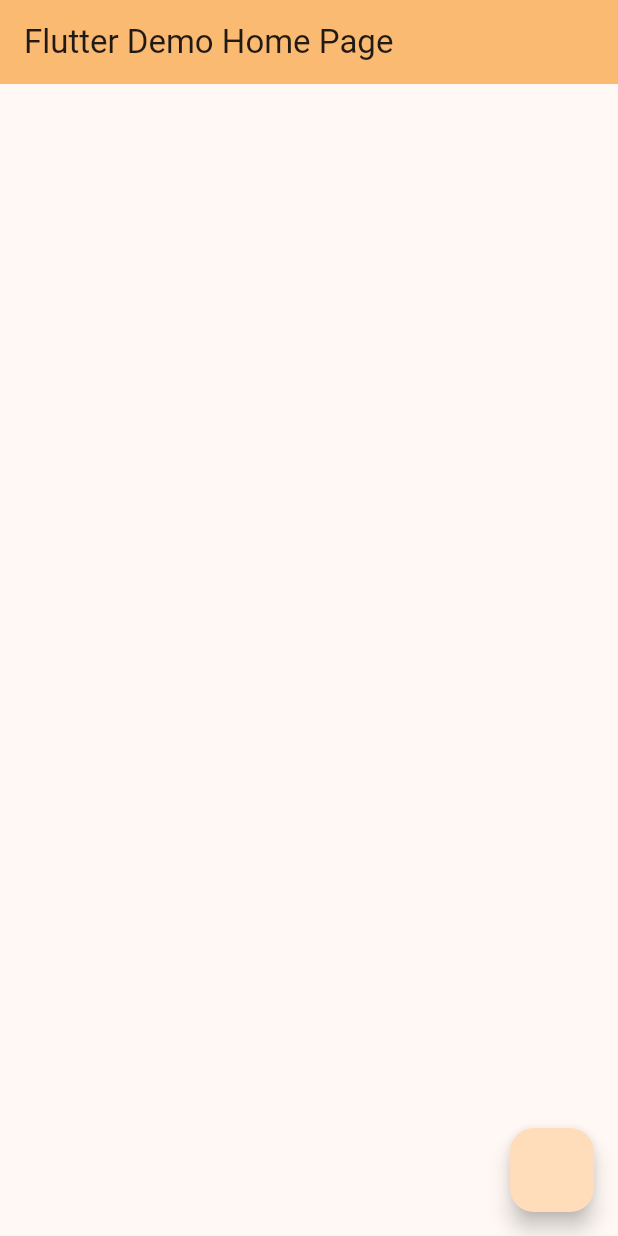
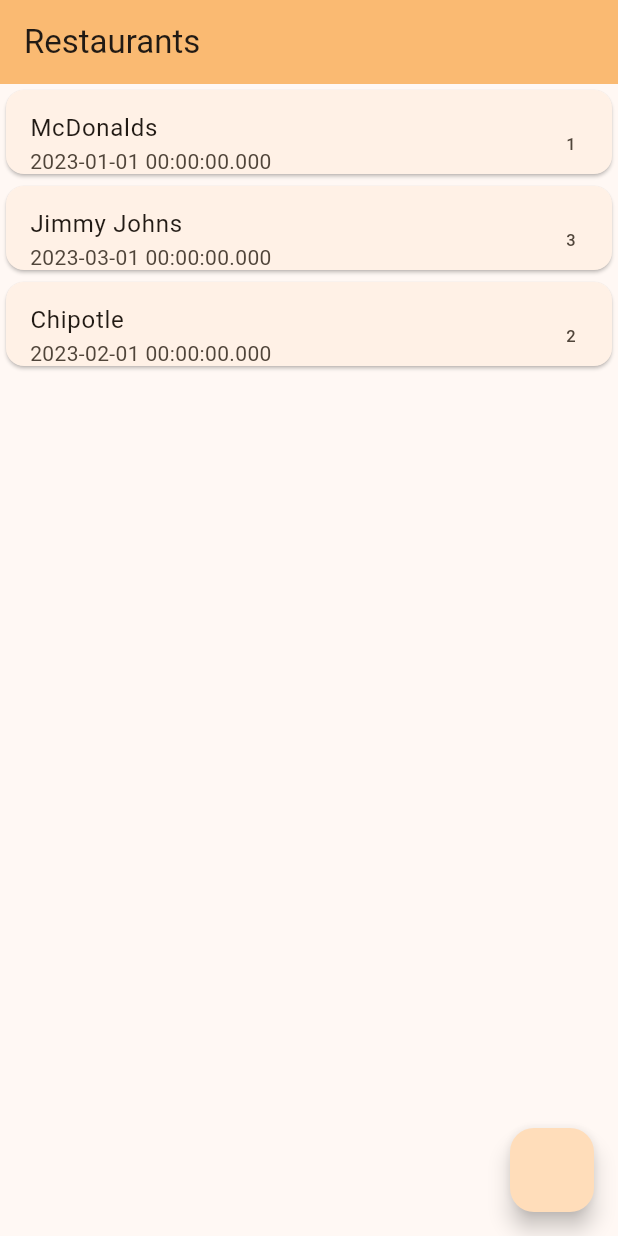
Before and after one commit to TheDurian/food-group-app, a Flutter app: the screen it shows after launch, on a phone screen of 412 x 824 dp. Run offline on Flutter 3.47's test engine with Material 3 defaults, Android fonts, the phone set to English and light mode, and no system bars.

Commit message:
add sample list restaurant screen

```diff
--- a/lib/main.dart
+++ b/lib/main.dart
@@ -15,7 +15,7 @@
     return MaterialApp(
       title: 'Flutter Demo',
       theme: AppThemes.getTheme(false), // TODO add saving theme selection
-      home: const RestaurantScreen(title: 'Flutter Demo Home Page'),
+      home: const RestaurantScreen(),
     );
   }
 }
--- a/lib/src/models/person.dart
+++ b/lib/src/models/person.dart
@@ -1,6 +1,7 @@
-/*
-Person:
-  id (int)
-  first name (string)
-  last name (string)
-*/
+class Person {
+  final String id;
+  final String firstName;
+  final String lastName;
+
+  Person({required this.id, required this.firstName, required this.lastName});
+}
--- a/lib/src/models/restaurant.dart
+++ b/lib/src/models/restaurant.dart
@@ -1,17 +1,23 @@
-/*
-Restaraunt:
-  id (int)
-  name (string)
-  List<label> (list of strings)
-    * should have the option to add more
-    (indian)
-    (mexican)
-    (+)
-  chain (boolean [True, False])
-    * checkbox?
-  address (string)
-  date visited / time (datetime or string)
-  list of people involved (a List<Person>)
+// TODO V2 delivered/delivery details
 
-  v2: delivery checkbox
-*/
+import 'package:food_group_app/src/models/person.dart';
+
+class Restaurant {
+  final String id;
+  final String name;
+  final List<String>? labels;
+  final bool? isChain;
+  final String? address;
+  final DateTime? dateVisited;
+  final List<Person>? peopleInvolved;
+
+  Restaurant({
+    required this.id,
+    required this.name,
+    this.labels,
+    this.isChain,
+    this.address,
+    this.dateVisited,
+    this.peopleInvolved,
+  });
+}
--- a/lib/src/screens/restaurant/edit_restaurant_screen.dart
+++ b/lib/src/screens/restaurant/edit_restaurant_screen.dart
@@ -21,8 +21,6 @@
 }
 
 class _EditRestaurantScreenState extends State<EditRestaurantScreen> {
-  void _navigateToEditScreen() {}
-
   @override
   Widget build(BuildContext context) {
     return Scaffold(
--- a/lib/src/screens/restaurant/restaurants_screen.dart
+++ b/lib/src/screens/restaurant/restaurants_screen.dart
@@ -13,34 +13,81 @@
 */
 
 import 'package:flutter/material.dart';
+import 'package:food_group_app/src/models/person.dart';
+import 'package:food_group_app/src/models/restaurant.dart';
 import 'package:food_group_app/src/screens/restaurant/edit_restaurant_screen.dart';
 
 class RestaurantScreen extends StatefulWidget {
-  const RestaurantScreen({super.key, required this.title});
-  final String title;
+  const RestaurantScreen({super.key});
 
   @override
   State<RestaurantScreen> createState() => _RestaurantScreenState();
 }
 
 class _RestaurantScreenState extends State<RestaurantScreen> {
-  void _navigateToEditScreen() {}
-
   @override
   Widget build(BuildContext context) {
+    // Mock Data
+    final List<Restaurant> restaurants = [
+      Restaurant(
+        id: "id1",
+        name: "McDonalds",
+        dateVisited: DateTime.parse("2023-01-01"),
+        peopleInvolved: [
+          Person(id: "id1", firstName: "Darian", lastName: "Puka"),
+        ],
+      ),
+      Restaurant(
+        id: "id2",
+        name: "Jimmy Johns",
+        dateVisited: DateTime.parse("2023-03-01"),
+        peopleInvolved: [
+          Person(id: "id1", firstName: "Darian", lastName: "Puka"),
+          Person(id: "id2", firstName: "Ross", lastName: "Campbell"),
+          Person(id: "id3", firstName: "Louie", lastName: "Simbajon"),
+        ],
+      ),
+      Restaurant(
+        id: "id3",
+        name: "Chipotle",
+        dateVisited: DateTime.parse("2023-02-01"),
+        peopleInvolved: [
+          Person(id: "id1", firstName: "Darian", lastName: "Puka"),
+          Person(id: "id2", firstName: "Ross", lastName: "Campbell"),
+        ],
+      ),
+    ];
+
     return Scaffold(
       appBar: AppBar(
         backgroundColor: Theme.of(context).colorScheme.inversePrimary,
-        title: Text(widget.title),
+        title: const Text("Restaurants"),
       ),
-      body: const Center(),
-      floatingActionButton: FloatingActionButton(onPressed: () {
-        Navigator.push(
-            context,
-            MaterialPageRoute(
-                builder: (context) =>
-                    const EditRestaurantScreen(title: 'Edit')));
-      }),
+      body: ListView.builder(
+        itemCount: restaurants.length,
+        prototypeItem: Card(
+            child: ListTile(
+          title: Text(restaurants.first.name),
+        )),
+        itemBuilder: (context, index) {
+          return Card(
+              child: ListTile(
+            title: Text(restaurants[index].name),
+            subtitle: Text(restaurants[index].dateVisited.toString()),
+            trailing: Text(
+                restaurants[index].peopleInvolved?.length.toString() ?? ''),
+          ));
+        },
+      ),
+      floatingActionButton: FloatingActionButton(
+        onPressed: () {
+          Navigator.push(
+              context,
+              MaterialPageRoute<void>(
+                  builder: (context) =>
+                      const EditRestaurantScreen(title: 'Edit')));
+        },
+      ),
     );
   }
 }
```
Also changed, not shown: lib/src/models/rating.dart (+20 -10 lines).
